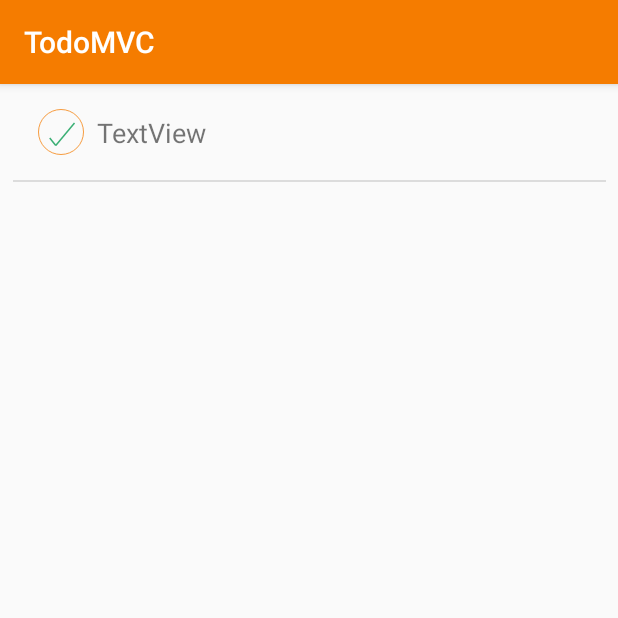
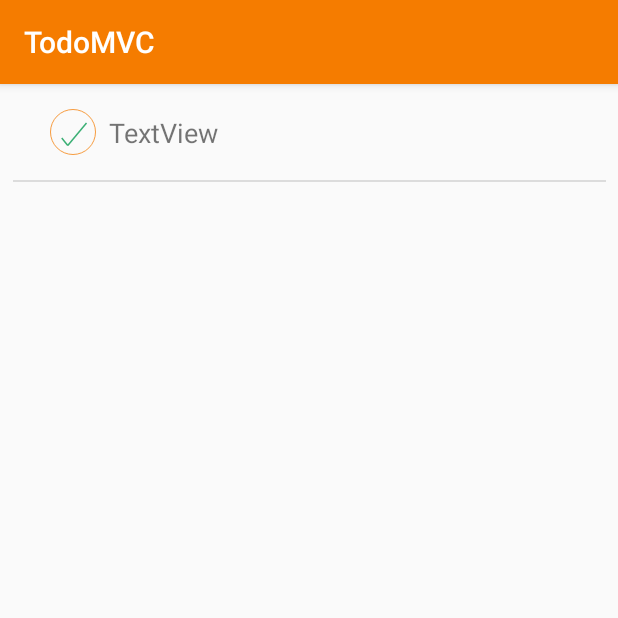
Before and after one commit to yoshida0261/TodoMVC, an Android app: the screen it shows after launch (MainActivity), on a phone screen of 412 x 824 dp, the top half of it. Run offline under Robolectric (Android 15) with nearby library versions, the phone set to English and light mode, and no system bars.

Commit message:
list item 左マージンを16dpに変更

```diff
--- a/app/src/main/res/layout/todo_list_item.xml
+++ b/app/src/main/res/layout/todo_list_item.xml
@@ -21,7 +21,7 @@
             app:layout_constraintEnd_toStartOf="@+id/textView" android:layout_marginEnd="8dp"
             android:layout_marginTop="8dp" app:layout_constraintTop_toTopOf="parent" android:layout_marginBottom="8dp"
             app:layout_constraintBottom_toBottomOf="parent" app:layout_constraintStart_toStartOf="parent"
-            android:layout_marginStart="8dp">
+            android:layout_marginStart="16dp">
         <ImageView
                 android:layout_width="wrap_content"
                 android:layout_height="wrap_content"
```
